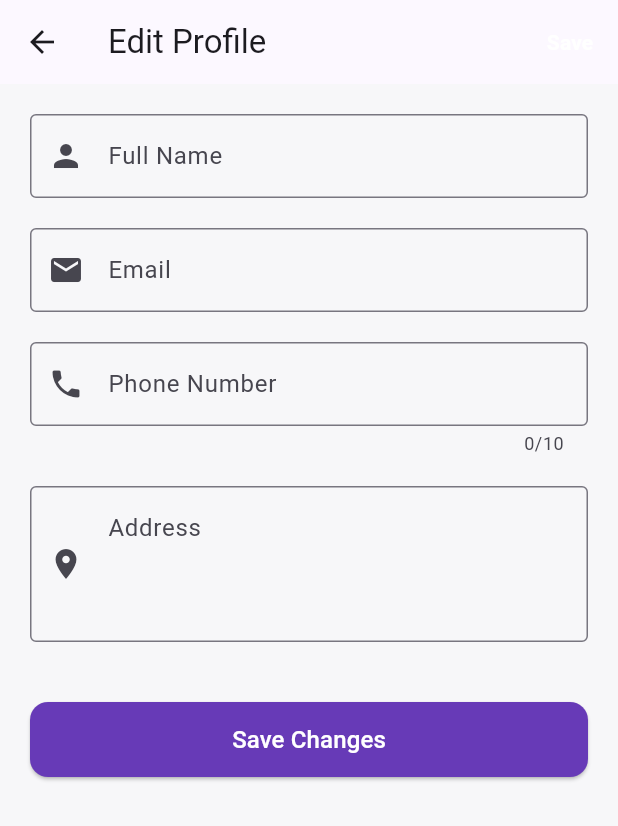
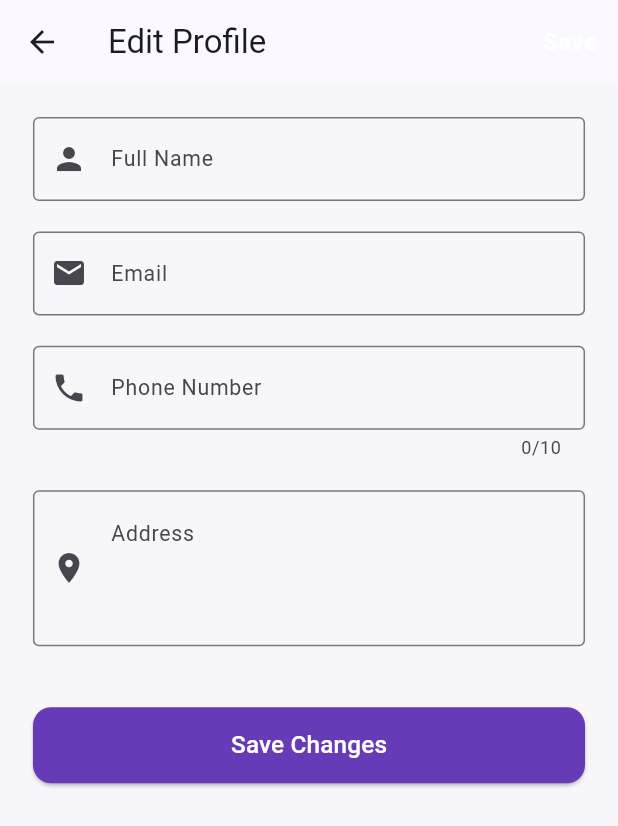
Before and after one commit to avrsoftdev/bookmyspa, a Flutter app: the EditProfileScreen screen opened directly with empty values, on a phone screen of 412 x 824 dp. Shown: the top 826 px of the screen. Run offline on Flutter 3.47's test engine with Material 3 defaults, Android fonts, the phone set to English and light mode, and no system bars; our stand-ins replace cloud_firestore, firebase_auth, firebase_core, firebase_storage, flutter_screenutil, geocoding and 3 more; missing offline and left inert: firebase_app_check; accounts and stored records are empty.

Commit message:
Using Flutter ScreenUtil

```diff
--- a/lib/src/features/profile/presentation/pages/edit_profile_screen.dart
+++ b/lib/src/features/profile/presentation/pages/edit_profile_screen.dart
@@ -1,4 +1,5 @@
 import 'package:flutter/material.dart';
+import 'package:flutter_screenutil/flutter_screenutil.dart';
 import 'package:firebase_auth/firebase_auth.dart';
 import 'package:cloud_firestore/cloud_firestore.dart';
 
@@ -96,88 +97,92 @@ class _EditProfileScreenState extends State<EditProfileScreen> {
           TextButton(
             onPressed: _isLoading ? null : _saveProfile,
             child: _isLoading
-                ? const SizedBox(
-                    width: 20,
-                    height: 20,
-                    child: CircularProgressIndicator(strokeWidth: 2, color: Colors.white),
+                ? SizedBox(
+                    width: 20.w,
+                    height: 20.h,
+                    child: const CircularProgressIndicator(strokeWidth: 2, color: Colors.white),
                   )
-                : const Text(
+                : Text(
                     'Save',
-                    style: TextStyle(color: Colors.white, fontWeight: FontWeight.bold),
+                    style: TextStyle(color: Colors.white, fontWeight: FontWeight.bold, fontSize: 16.sp),
                   ),
           ),
         ],
       ),
       body: SingleChildScrollView(
-        padding: const EdgeInsets.all(20),
+        padding: EdgeInsets.all(20.w),
         child: Column(
           children: [
             // Name Field
             TextField(
               controller: _nameController,
-              decoration: const InputDecoration(
+              decoration: InputDecoration(
                 labelText: 'Full Name',
-                prefixIcon: Icon(Icons.person),
-                border: OutlineInputBorder(),
+                labelStyle: TextStyle(fontSize: 14.sp),
+                prefixIcon: const Icon(Icons.person),
+                border: const OutlineInputBorder(),
               ),
             ),
-            const SizedBox(height: 20),
+            SizedBox(height: 20.h),
 
             // Email Field
             TextField(
               controller: _emailController,
               keyboardType: TextInputType.emailAddress,
-              decoration: const InputDecoration(
+              decoration: InputDecoration(
                 labelText: 'Email',
-                prefixIcon: Icon(Icons.email),
-                border: OutlineInputBorder(),
+                labelStyle: TextStyle(fontSize: 14.sp),
+                prefixIcon: const Icon(Icons.email),
+                border: const OutlineInputBorder(),
               ),
             ),
-            const SizedBox(height: 20),
+            SizedBox(height: 20.h),
 
             // Phone Field
             TextField(
               controller: _phoneController,
               keyboardType: TextInputType.phone,
               maxLength: 10,
-              decoration: const InputDecoration(
+              decoration: InputDecoration(
                 labelText: 'Phone Number',
-                prefixIcon: Icon(Icons.phone),
-                border: OutlineInputBorder(),
+                labelStyle: TextStyle(fontSize: 14.sp),
+                prefixIcon: const Icon(Icons.phone),
+                border: const OutlineInputBorder(),
               ),
             ),
-            const SizedBox(height: 20),
+            SizedBox(height: 20.h),
 
             // Address Field (replaces Bio)
             TextField(
               controller: _addressController,
               maxLines: 3,
-              decoration: const InputDecoration(
+              decoration: InputDecoration(
                 labelText: 'Address',
+                labelStyle: TextStyle(fontSize: 14.sp),
                 hintText: 'e.g. 123 Main St, City, State 12345',
-                prefixIcon: Icon(Icons.location_on),
+                prefixIcon: const Icon(Icons.location_on),
                 alignLabelWithHint: true,
-                border: OutlineInputBorder(),
+                border: const OutlineInputBorder(),
               ),
             ),
-            const SizedBox(height: 40),
+            SizedBox(height: 40.h),
 
             // Save Button (extra large button at bottom)
             SizedBox(
               width: double.infinity,
-              height: 50,
+              height: 50.h,
               child: ElevatedButton(
                 onPressed: _isLoading ? null : _saveProfile,
                 style: ElevatedButton.styleFrom(
                   backgroundColor: Colors.deepPurple,
                   foregroundColor: Colors.white,
                   shape: RoundedRectangleBorder(
-                    borderRadius: BorderRadius.circular(12),
+                    borderRadius: BorderRadius.circular(12.r),
                   ),
                 ),
                 child: _isLoading
                     ? const CircularProgressIndicator(color: Colors.white)
-                    : const Text('Save Changes', style: TextStyle(fontSize: 16)),
+                    : Text('Save Changes', style: TextStyle(fontSize: 16.sp)),
               ),
             ),
           ],
```
Also changed, not shown: lib/src/features/admin_web/presentation/pages/admin_web_page.dart (+66 -65 lines), lib/src/features/app_check_debug/presentation/app_check_debug_page.dart (+16 -15 lines), lib/src/features/auth/presentation/pages/login_page.dart (+21 -20 lines), lib/src/features/auth/presentation/pages/splash_page.dart (+5 -4 lines), lib/src/features/location/presentation/pages/location_example_page.dart (+24 -23 lines).
